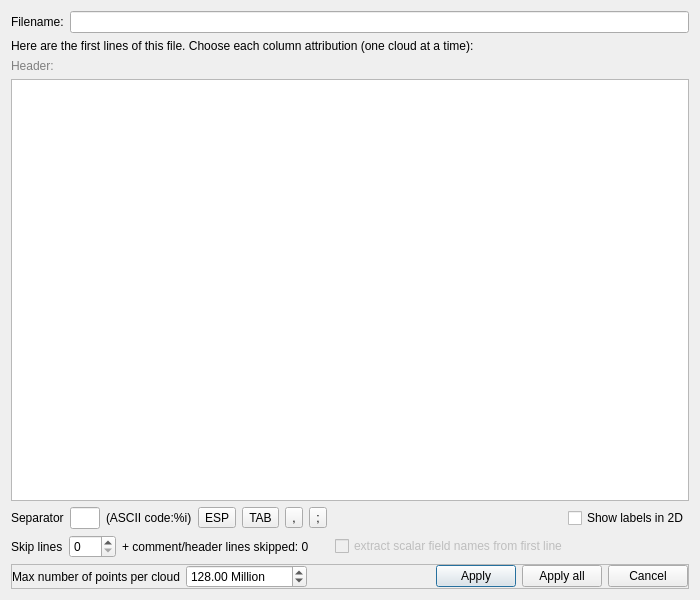
Above: libs/qCC_io/ui_templates/openAsciiFileDlg.ui from CloudCompare/CloudCompare before the change. Below: the same form after it.
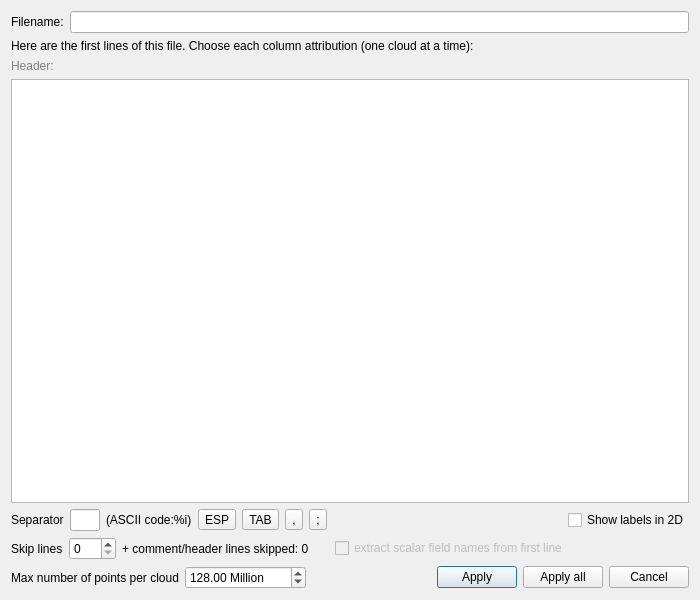
That is the form after the change.

Commit message:
Code modernization & cleanup of ASCII reader
- fix some casting
- alphabetize includes
- "using" instead of "typedef"
- virtual/override cleanups
- use cpp-style includes for system headers (e.g. cassert vs. assert.h)
- remove visual frame around buttons in dialog (was crowding text)
- use a const ref parameter when passing a QString

Patch:
```diff
--- a/libs/qCC_io/ui_templates/openAsciiFileDlg.ui
+++ b/libs/qCC_io/ui_templates/openAsciiFileDlg.ui
@@ -241,13 +241,7 @@
     </layout>
    </item>
    <item>
-    <widget class="QFrame" name="buttonFrame">
-     <property name="frameShape">
-      <enum>QFrame::StyledPanel</enum>
-     </property>
-     <property name="frameShadow">
-      <enum>QFrame::Raised</enum>
-     </property>
+    <widget class="QWidget" name="buttonWidget" native="true">
      <layout class="QHBoxLayout" name="horizontalLayout_5">
       <property name="margin">
        <number>0</number>
```
Left out of the diff: 11 changed lines with no effect on the pictures. The commit also changes 4 other files.
